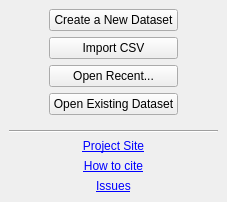
The window that src/rc_metastudio/forms/welcome_page.ui (AliSalman-et-al/rc-metastudio) describes before a commit, drawn with Qt 5.
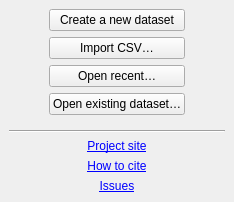
The same window after the commit. Icons and pictures are not drawn.

Diff of the .ui file:
```diff
--- a/src/rc_metastudio/forms/welcome_page.ui
+++ b/src/rc_metastudio/forms/welcome_page.ui
@@ -55,7 +55,7 @@
        <item>
         <widget class="QPushButton" name="create_new_btn">
          <property name="text">
-          <string>Create a New Dataset</string>
+          <string>Create a new dataset</string>
          </property>
          <property name="icon">
           <iconset resource="../images/icons.qrc">
@@ -66,7 +66,7 @@
        <item>
         <widget class="QPushButton" name="import_csv_btn">
          <property name="text">
-          <string>Import CSV</string>
+          <string>Import CSV…</string>
          </property>
          <property name="icon">
           <iconset resource="../images/icons.qrc">
@@ -77,7 +77,7 @@
        <item>
         <widget class="QPushButton" name="open_recent_btn">
          <property name="text">
-          <string>Open Recent...</string>
+          <string>Open recent…</string>
          </property>
          <property name="icon">
           <iconset resource="../images/icons.qrc">
@@ -88,7 +88,7 @@
        <item>
         <widget class="QPushButton" name="open_btn">
          <property name="text">
-          <string>Open Existing Dataset</string>
+          <string>Open existing dataset…</string>
          </property>
          <property name="icon">
           <iconset resource="../images/icons.qrc">
@@ -138,7 +138,7 @@
      <item>
       <widget class="QLabel" name="RCMS_onlineLabel">
        <property name="text">
-        <string>&lt;a href=&quot;https://github.com/AliSalman-et-al/rc-metastudio&quot;&gt;Project Site&lt;/a&gt;</string>
+        <string>&lt;a href=&quot;https://github.com/AliSalman-et-al/rc-metastudio&quot;&gt;Project site&lt;/a&gt;</string>
        </property>
        <property name="alignment">
         <set>Qt::AlignCenter</set>
```
